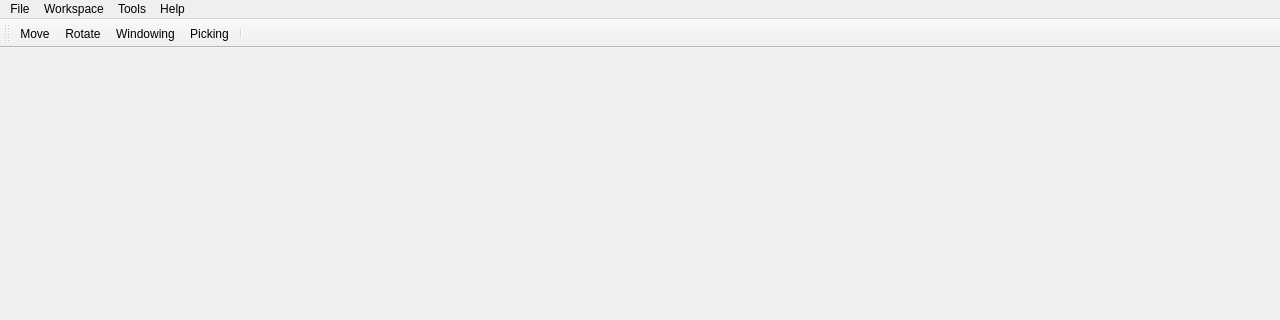
Old version of the form dev/BrainVis/mainwindow.ui in the repository waschkbaer/BrainVis; both pictures show x 0 to 1280 and y 0 to 320 of the 1280 by 800 pixel window.
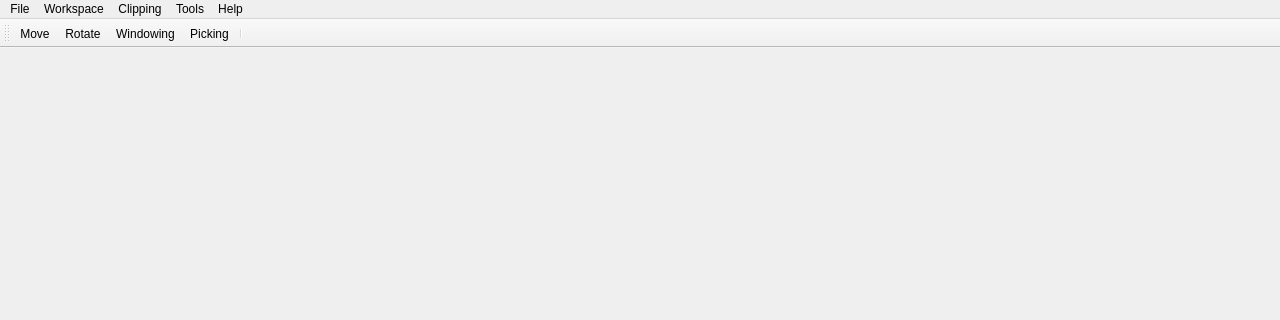
New version of the form. Icons and pictures are not drawn.

The edit to the form file:
```diff
--- a/dev/BrainVis/mainwindow.ui
+++ b/dev/BrainVis/mainwindow.ui
@@ -66,8 +66,20 @@
      <string>Help</string>
     </property>
    </widget>
+   <widget class="QMenu" name="menuClipping">
+    <property name="title">
+     <string>Clipping</string>
+    </property>
+    <addaction name="actionCubic_Cut"/>
+    <addaction name="separator"/>
+    <addaction name="actionClip_Plane_automatic"/>
+    <addaction name="actionClip_Plane_Y_Axis"/>
+    <addaction name="actionClip_Plane_X_Axis"/>
+    <addaction name="actionClip_Plane_Z_Axis"/>
+   </widget>
    <addaction name="menuFile"/>
    <addaction name="menuWorkspace"/>
+   <addaction name="menuClipping"/>
    <addaction name="menuTools"/>
    <addaction name="menuHelp"/>
   </widget>
```
Left out of the diff: 25 changed lines with no effect on the pictures.
